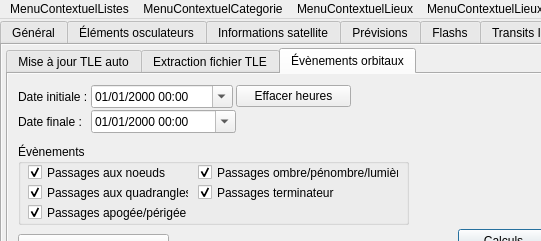
This is src/interface/onglets.ui in mconsidine/previsat_archive as Qt 5 draws it before an edit; both pictures show x 0 to 541 and y 0 to 241 of the 792 by 241 pixel window. The edited form follows.
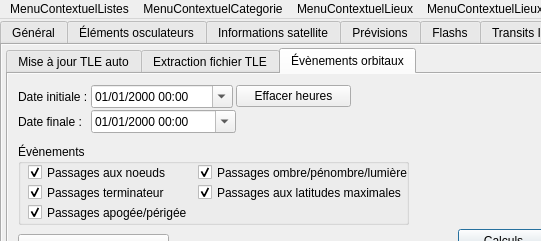
This is the edited form. The open tabs and pages were chosen to show the change. Icons and pictures are not drawn.

Commit message: Ajout d'un bouton pour la mise a jour des manoeuvres ISS

Patch:
```diff
--- a/src/interface/onglets.ui
+++ b/src/interface/onglets.ui
@@ -11806,7 +11806,7 @@
           <rect>
            <x>10</x>
            <y>20</y>
-           <width>141</width>
+           <width>161</width>
            <height>17</height>
           </rect>
          </property>
@@ -11823,9 +11823,9 @@
         <widget class="QCheckBox" name="passageQuadrangles">
          <property name="geometry">
           <rect>
-           <x>10</x>
+           <x>180</x>
            <y>40</y>
-           <width>161</width>
+           <width>211</width>
            <height>17</height>
           </rect>
          </property>
@@ -11833,7 +11833,7 @@
           <font/>
          </property>
          <property name="text">
-          <string>Passages aux quadrangles</string>
+          <string>Passages aux latitudes maximales</string>
          </property>
          <property name="checked">
           <bool>true</bool>
@@ -11863,7 +11863,7 @@
           <rect>
            <x>180</x>
            <y>20</y>
-           <width>201</width>
+           <width>211</width>
            <height>17</height>
           </rect>
          </property>
@@ -11880,9 +11880,9 @@
         <widget class="QCheckBox" name="transitionJourNuit">
          <property name="geometry">
           <rect>
-           <x>180</x>
+           <x>10</x>
            <y>40</y>
-           <width>191</width>
+           <width>161</width>
            <height>17</height>
           </rect>
          </property>
```
Left out of the diff: 16 changed lines with no effect on the pictures. The commit also changes 5 other files.
